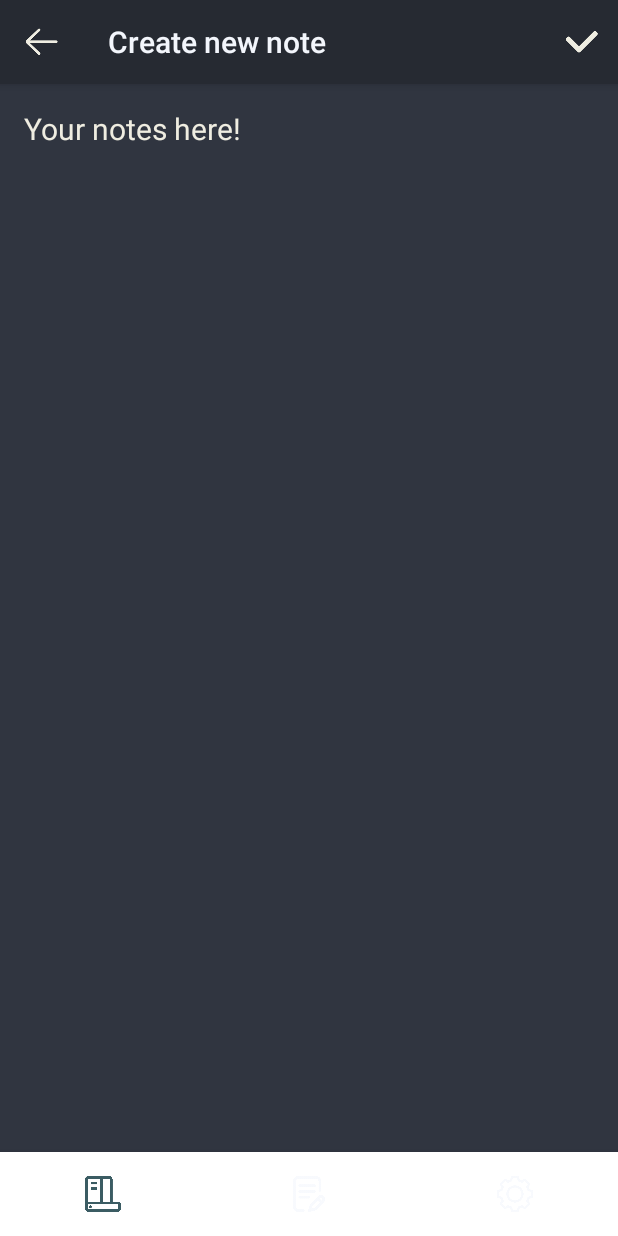
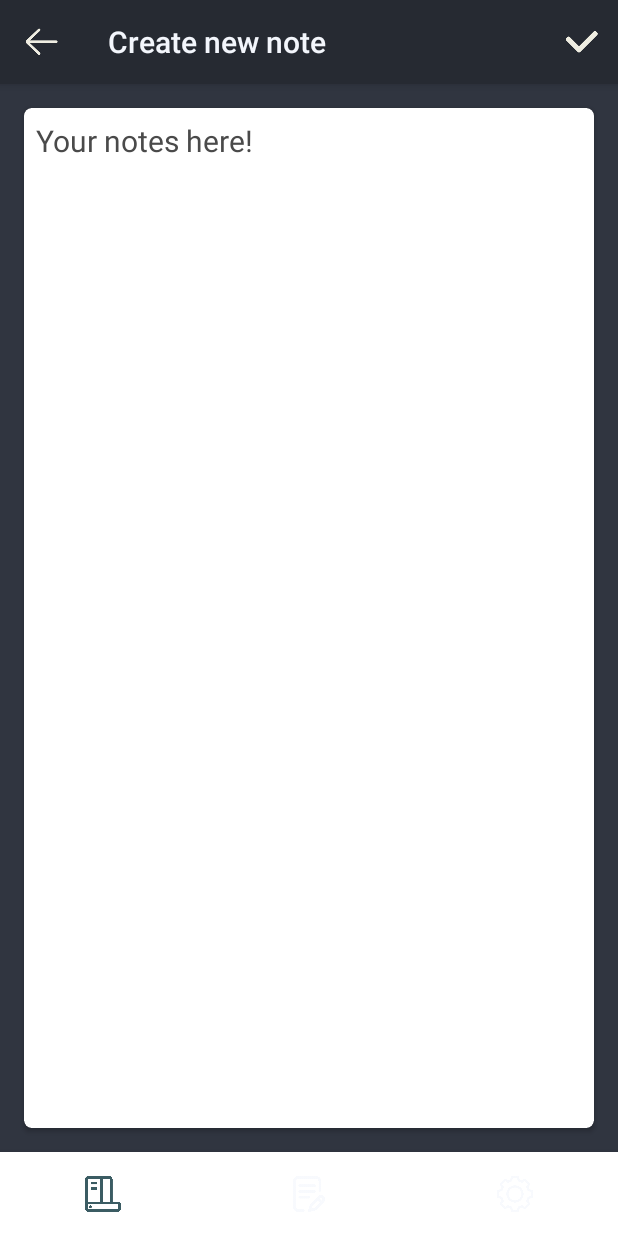
Before and after one commit to YenoqYan777/Cosa, an Android app: the fragment AddNoteFragment placed in its activity, on a phone screen of 412 x 824 dp. Run offline under Robolectric (Android 15) with nearby library versions, the phone set to English and light mode, and no system bars; our stand-ins replace Room's generated code, RxJava, data binding.

```diff
--- a/app/src/main/java/com/example/cosa/arch/thingAdded/adapters/ThingAddedAdapter.kt
+++ b/app/src/main/java/com/example/cosa/arch/thingAdded/adapters/ThingAddedAdapter.kt
@@ -130,6 +130,9 @@ class ThingAddedAdapter(
                 .error(R.drawable.ic_launcher_background)
                 .placeholder(R.drawable.ic_launcher_background)
                 .into(thingImage)
+            itemView.setOnClickListener {
+                listener.onItemClick(adapterPosition, it)
+            }
             editIcon.setOnClickListener {
                 listener.onItemClick(adapterPosition, it)
             }
--- a/app/src/main/res/layout/fragment_add_note.xml
+++ b/app/src/main/res/layout/fragment_add_note.xml
@@ -12,9 +12,9 @@
         android:layout_width="match_parent"
         android:layout_height="match_parent"
         android:background="@color/mainBckg"
-        tools:context=".arch.notes.AddNoteFragment"
+        android:clickable="true"
         android:focusable="true"
-        android:clickable="true">
+        tools:context=".arch.notes.AddNoteFragment">
 
         <androidx.appcompat.widget.Toolbar
             android:id="@+id/toolbar"
@@ -22,19 +22,35 @@
             android:layout_height="?attr/actionBarSize"
             android:background="@color/darkerBckg"
             android:elevation="4dp"
-            app:titleTextColor="@color/textColor"
             app:layout_constraintEnd_toEndOf="parent"
             app:layout_constraintStart_toStartOf="parent"
-            app:layout_constraintTop_toTopOf="parent" />
+            app:layout_constraintTop_toTopOf="parent"
+            app:titleTextColor="@color/textColor" />
 
-        <EditText
-            android:id="@+id/etNoteContent"
+        <androidx.cardview.widget.CardView
             android:layout_width="0dp"
             android:layout_height="0dp"
             android:layout_marginStart="16dp"
             android:layout_marginTop="16dp"
             android:layout_marginEnd="16dp"
             android:layout_marginBottom="16dp"
+            android:background="@color/lightGray"
+            android:elevation="4dp"
+            app:cardCornerRadius="5dp"
+            app:layout_constraintBottom_toBottomOf="parent"
+            app:layout_constraintEnd_toEndOf="parent"
+            app:layout_constraintStart_toStartOf="parent"
+            app:layout_constraintTop_toBottomOf="@+id/toolbar">
+
+            <androidx.constraintlayout.widget.ConstraintLayout
+                android:layout_width="match_parent"
+                android:layout_height="match_parent">
+
+                <EditText
+                    android:id="@+id/etNoteContent"
+                    android:layout_width="0dp"
+                    android:layout_height="0dp"
+                    android:layout_margin="8dp"
                     android:autofillHints=""
                     android:background="@android:color/transparent"
                     android:ems="10"
@@ -42,15 +58,17 @@
                     android:gravity="top|left"
                     android:hint="@string/your_notes_here"
                     android:inputType="textMultiLine|textCapSentences"
-            android:textColor="@color/textColor"
-            android:textColorHint="@color/lightGray"
+                    android:textColor="@color/darkerBckg"
+                    android:textColorHint="@color/hintcolor"
+                    android:textCursorDrawable="@null"
                     android:textSize="20sp"
                     android:textStyle="normal"
                     app:layout_constraintBottom_toBottomOf="parent"
                     app:layout_constraintEnd_toEndOf="parent"
                     app:layout_constraintStart_toStartOf="parent"
-            app:layout_constraintTop_toBottomOf="@+id/toolbar"
+                    app:layout_constraintTop_toTopOf="parent"
                     tools:ignore="RtlHardcoded" />
-
+            </androidx.constraintlayout.widget.ConstraintLayout>
+        </androidx.cardview.widget.CardView>
     </androidx.constraintlayout.widget.ConstraintLayout>
 </layout>
--- a/app/src/main/res/layout/fragment_edit_note.xml
+++ b/app/src/main/res/layout/fragment_edit_note.xml
@@ -36,7 +36,7 @@
             android:layout_marginBottom="16dp"
             android:background="@color/lightGray"
             android:elevation="4dp"
-            app:cardCornerRadius="10dp"
+            app:cardCornerRadius="5dp"
             app:layout_constraintBottom_toBottomOf="parent"
             app:layout_constraintEnd_toEndOf="parent"
             app:layout_constraintStart_toStartOf="parent"
@@ -59,7 +59,7 @@
                     android:hint="@string/your_notes_here"
                     android:inputType="textMultiLine|textCapSentences"
                     android:textColor="@color/darkerBckg"
-                    android:textColorHint="@color/mainBckg"
+                    android:textColorHint="@color/hintcolor"
                     android:textSize="20sp"
                     android:textStyle="normal"
                     android:textCursorDrawable="@null"
--- a/app/src/main/res/layout/item_notes.xml
+++ b/app/src/main/res/layout/item_notes.xml
@@ -8,7 +8,7 @@
     android:layout_marginTop="8dp"
     android:background="@color/darkItemBckg"
     android:elevation="3dp"
-    app:cardCornerRadius="10dp">
+    app:cardCornerRadius="8dp">
 
 
     <androidx.constraintlayout.widget.ConstraintLayout
--- a/app/src/main/res/values/colors.xml
+++ b/app/src/main/res/values/colors.xml
@@ -5,6 +5,7 @@
     <color name="darkItemBckg">#3F6973</color>
     <color name="gray">#f59524</color>
     <color name="lightGray">#efede1</color>
+    <color name="hintcolor">#4a4a4a</color>
     <color name="darkerItemBckg">#3b5c63</color>
     <color name="textColor">#f3f6fc</color>
     <color name="colorPrimary">#6200EE</color>
--- a/app/src/main/res/values/strings.xml
+++ b/app/src/main/res/values/strings.xml
@@ -25,8 +25,8 @@
     <string name="are_you_sure">Are you sure you want to delete this item?</string>
     <string name="yes">Yes</string>
     <string name="no">No</string>
-    <string name="search_for_item">Search for item</string>
-    <string name="search_for_note">Search for note</string>
+    <string name="search_for_item">Search for an item</string>
+    <string name="search_for_note">Search for a note</string>
     <string name="language">Language</string>
     <string name="restart_to_save_changes">Please restart your app to save changes</string>
 
--- a/build.gradle
+++ b/build.gradle
@@ -8,7 +8,7 @@ buildscript {
         maven { url 'https://jitpack.io' }
     }
     dependencies {
-        classpath 'com.android.tools.build:gradle:3.6.2'
+        classpath 'com.android.tools.build:gradle:3.6.3'
         classpath "org.jetbrains.kotlin:kotlin-gradle-plugin:$kotlin_version"
 
         // NOTE: Do not place your application dependencies here; they belong
```
Also changed, not shown: app/src/main/java/com/example/cosa/arch/settings/SettingsFragment.kt (+7 -16 lines), 1 other file. Lines whose indentation alone changed are shown as unchanged.
